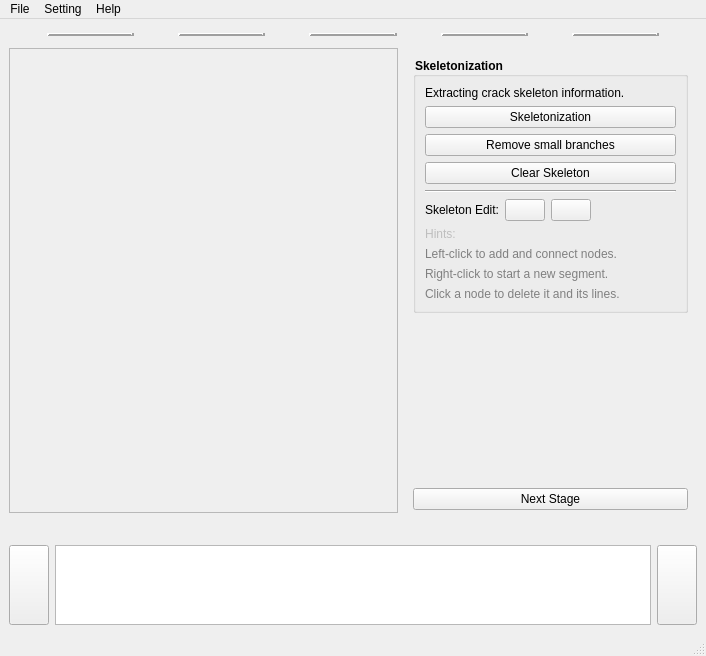
Qt form src/resources/ui/main.ui (TUD-IMB/Crackpot) before a commit.
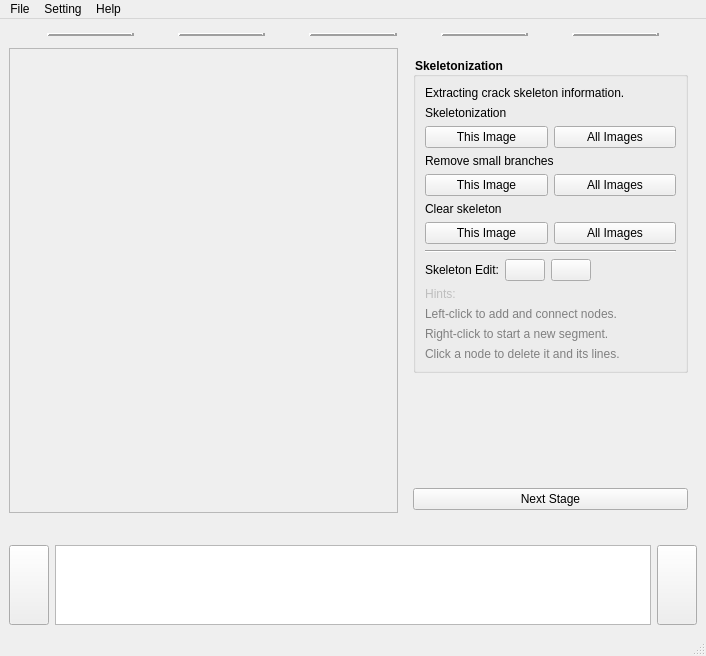
The same form after that commit. The open tabs and pages were chosen to show the change. Icons and pictures are not drawn.

Commit message:
Split skeleton actions into per-image and all-image buttons
Each skeleton action (Skeletonization, Remove small branches, Clear
skeleton) is now available as two buttons: "This Image" acts on the
currently displayed image, "All Images" on every uploaded image. Per
action there is a single method with an all_images parameter and a shared
_skeleton_target_paths helper, so the scope logic lives in one place.

Also show the plain original image in the skeleton stage when an image
has no skeleton yet, so images without a skeleton can still be viewed and
processed individually.

What changed in the file:
```diff
--- a/src/resources/ui/main.ui
+++ b/src/resources/ui/main.ui
@@ -1233,23 +1233,68 @@
                     </widget>
                    </item>
                    <item>
-                    <widget class="QPushButton" name="skeletonButton">
+                    <widget class="QLabel" name="skeletonizeLabel">
                      <property name="text">
                       <string>Skeletonization</string>
                      </property>
                     </widget>
                    </item>
                    <item>
-                    <widget class="QPushButton" name="cleanBranchButton">
+                    <layout class="QHBoxLayout" name="skeletonizeButtonLayout">
+                     <item>
+                      <widget class="QPushButton" name="skeletonButton">
+                       <property name="text">
+                        <string>This Image</string>
+                       </property>
+                      </widget>
+                     </item>
+                     <item>
+                      <widget class="QPushButton" name="skeletonAllButton">
+                       <property name="text">
+                        <string>All Images</string>
+                       </property>
+                      </widget>
+                     </item>
+                    </layout>
+                   </item>
+                   <item>
+                    <widget class="QLabel" name="cleanBranchLabel">
                      <property name="text">
                       <string>Remove small branches</string>
                      </property>
                     </widget>
                    </item>
                    <item>
+                    <layout class="QHBoxLayout" name="cleanBranchButtonLayout">
+                     <item>
+                      <widget class="QPushButton" name="cleanBranchButton">
+                       <property name="text">
+                        <string>This Image</string>
+                       </property>
+                      </widget>
+                     </item>
+                     <item>
+                      <widget class="QPushButton" name="cleanBranchAllButton">
+                       <property name="text">
+                        <string>All Images</string>
+                       </property>
+                      </widget>
+                     </item>
+                    </layout>
+                   </item>
+                   <item>
+                    <widget class="QLabel" name="clearSkeletonLabel">
+                     <property name="text">
+                      <string>Clear skeleton</string>
+                     </property>
+                    </widget>
+                   </item>
+                   <item>
+                    <layout class="QHBoxLayout" name="clearSkeletonButtonLayout">
+                     <item>
                     <widget class="QPushButton" name="clearSkeletonButton">
                      <property name="text">
-                      <string>Clear Skeleton</string>
+                        <string>This Image</string>
                      </property>
                      <property name="icon">
                       <iconset resource="../icon.qrc">
@@ -1262,6 +1307,25 @@
                       </size>
                      </property>
                     </widget>
+                     </item>
+                     <item>
+                      <widget class="QPushButton" name="clearSkeletonAllButton">
+                       <property name="text">
+                        <string>All Images</string>
+                       </property>
+                       <property name="icon">
+                        <iconset resource="../icon.qrc">
+                         <normaloff>:/icons/icons/delete.svg</normaloff>:/icons/icons/delete.svg</iconset>
+                       </property>
+                       <property name="iconSize">
+                        <size>
+                         <width>20</width>
+                         <height>20</height>
+                        </size>
+                       </property>
+                      </widget>
+                     </item>
+                    </layout>
                    </item>
                    <item>
                     <layout class="QVBoxLayout" name="verticalLayout_14">
```
Lines whose indentation alone changed are shown as unchanged. The commit also changes 3 other files.
